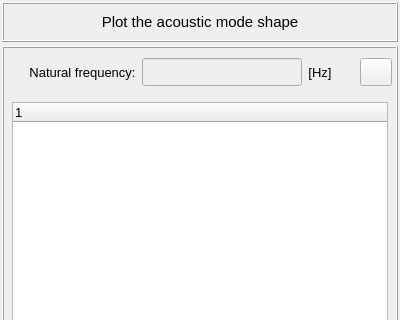
The window that vibra/interface/data/ui_files/plots/acoustic/acoustic_mode_shape_inputs.ui (MOPT-UFSC/VIBRA) describes before a commit, drawn with Qt 5; both pictures show x 0 to 400 and y 0 to 320 of the 400 by 723 pixel window.
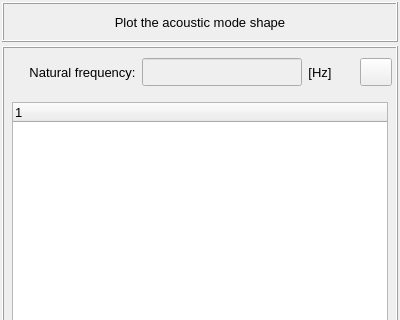
The same window after the commit. Icons and pictures are not drawn.

Diff of the .ui file:
```diff
--- a/vibra/interface/data/ui_files/plots/acoustic/acoustic_mode_shape_inputs.ui
+++ b/vibra/interface/data/ui_files/plots/acoustic/acoustic_mode_shape_inputs.ui
@@ -120,8 +120,8 @@
             </property>
             <property name="font">
              <font>
-              <family>MS Shell Dlg 2</family>
-              <pointsize>11</pointsize>
+              <family>Segoe UI</family>
+              <pointsize>10</pointsize>
               <italic>false</italic>
               <bold>false</bold>
              </font>
```
